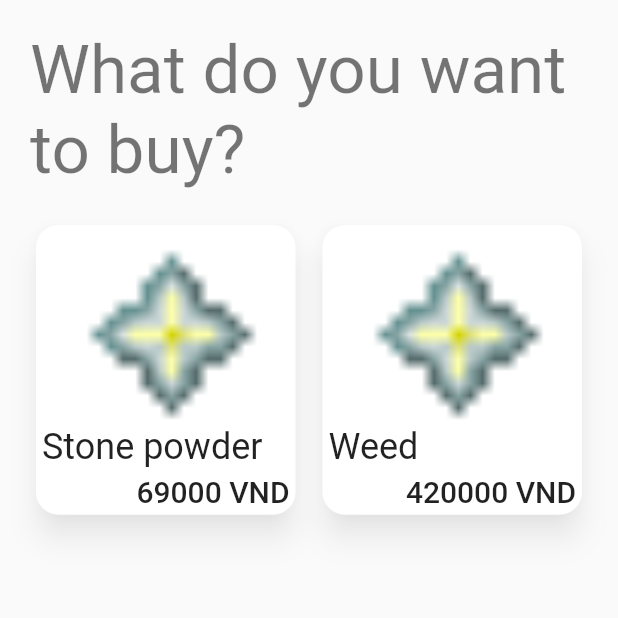
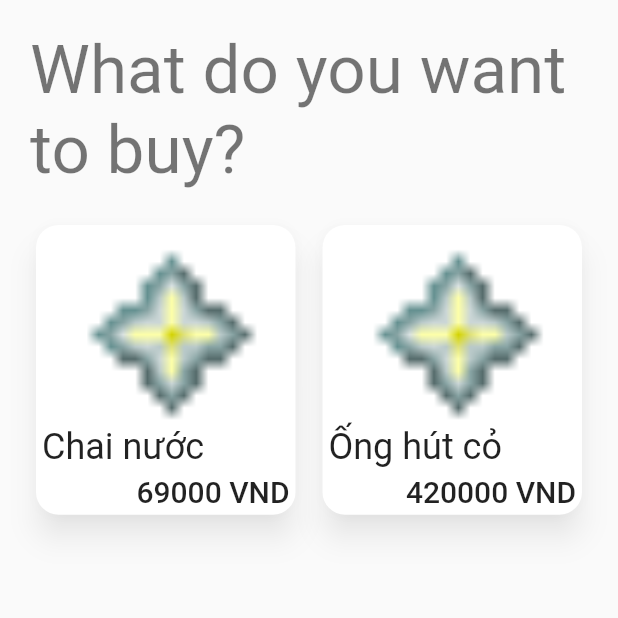
Before and after one commit to phuong-nh/Leafy, a Flutter app: the ShopInterface screen opened directly, on a phone screen of 412 x 824 dp, the top half of it. Run offline on Flutter 3.47's test engine with Material 2 defaults, Android fonts, the phone set to English and light mode, and no system bars; our stand-ins replace cloud_firestore, flutter_html, flutter_icons, flutter_markdown; accounts and stored records are empty.

Commit message:
content fixed

```diff
--- a/lib/modules/shop/shopData.dart
+++ b/lib/modules/shop/shopData.dart
@@ -16,11 +16,16 @@ class ShopItemData {
   String shopItemImageDir;
   String shopItemURL;
   Widget getImage() {
-    return Image.asset(shopItemImageDir, fit: BoxFit.fitHeight,);
+    return Image.asset(
+      shopItemImageDir,
+      fit: BoxFit.fitHeight,
+    );
   }
+
   String getName() {
     return shopItemName;
   }
+
   int getPrice() {
     return shopItemPrice;
   }
@@ -31,15 +36,13 @@ List<ShopItemData> shopItemDatabase = new List();
 int shopItemDatabaseGenerator() {
   shopItemDatabase.clear();
   shopItemDatabase.add(ShopItemData(
-    shopItemName: 'Stone powder',
-    shopItemPrice: 69000,
-    shopItemImageDir: 'lib/assets/recycleMapAssets/icon_placeholder.png'
-  ));
+      shopItemName: 'Chai nước',
+      shopItemPrice: 69000,
+      shopItemImageDir: 'lib/assets/recycleMapAssets/icon_placeholder.png'));
   shopItemDatabase.add(ShopItemData(
-      shopItemName: 'Weed',
+      shopItemName: 'Ống hút cỏ',
       shopItemPrice: 420000,
-      shopItemImageDir: 'lib/assets/recycleMapAssets/icon_placeholder.png'
-  ));
+      shopItemImageDir: 'lib/assets/recycleMapAssets/icon_placeholder.png'));
   return 2;
 }
 
```
Also changed, not shown: lib/modules/dailyQuiz/dailyQuizData.dart (+10 -10 lines), lib/modules/recycleMap/recycleMapData.dart (+13 -5 lines).
